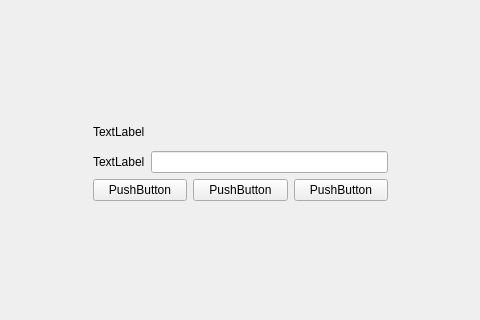
Qt form widget.ui (isMarchya/run) before a commit; both pictures show x 167 to 647 and y 161 to 481 of the 800 by 600 pixel window.
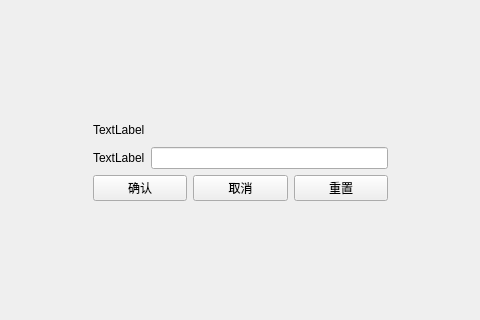
The same form after that commit.

```diff
--- a/widget.ui
+++ b/widget.ui
@@ -13,7 +13,7 @@
   <property name="windowTitle">
    <string>Widget</string>
   </property>
-  <widget class="QWidget" name="">
+  <widget class="QWidget" name="layoutWidget">
    <property name="geometry">
     <rect>
      <x>260</x>
@@ -49,21 +49,21 @@
       <item>
        <widget class="QPushButton" name="pushButton">
         <property name="text">
-         <string>PushButton</string>
+         <string>确认</string>
         </property>
        </widget>
       </item>
       <item>
        <widget class="QPushButton" name="pushButton_2">
         <property name="text">
-         <string>PushButton</string>
+         <string>取消</string>
         </property>
        </widget>
       </item>
       <item>
        <widget class="QPushButton" name="pushButton_3">
         <property name="text">
-         <string>PushButton</string>
+         <string>重置</string>
         </property>
        </widget>
       </item>
```
